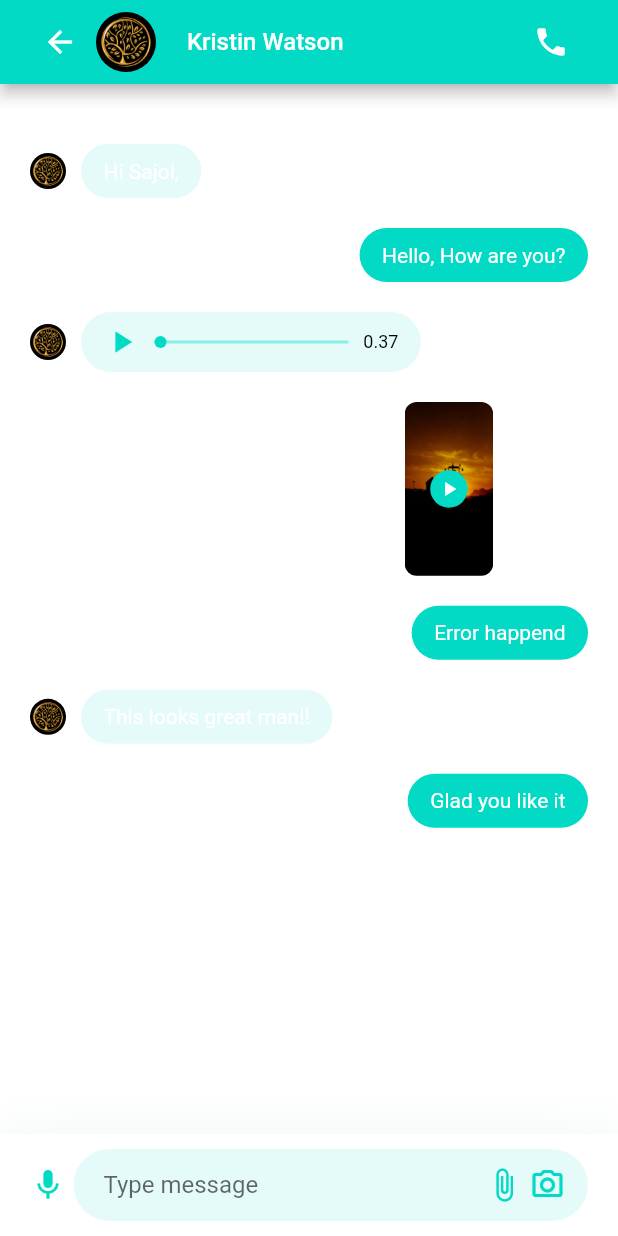
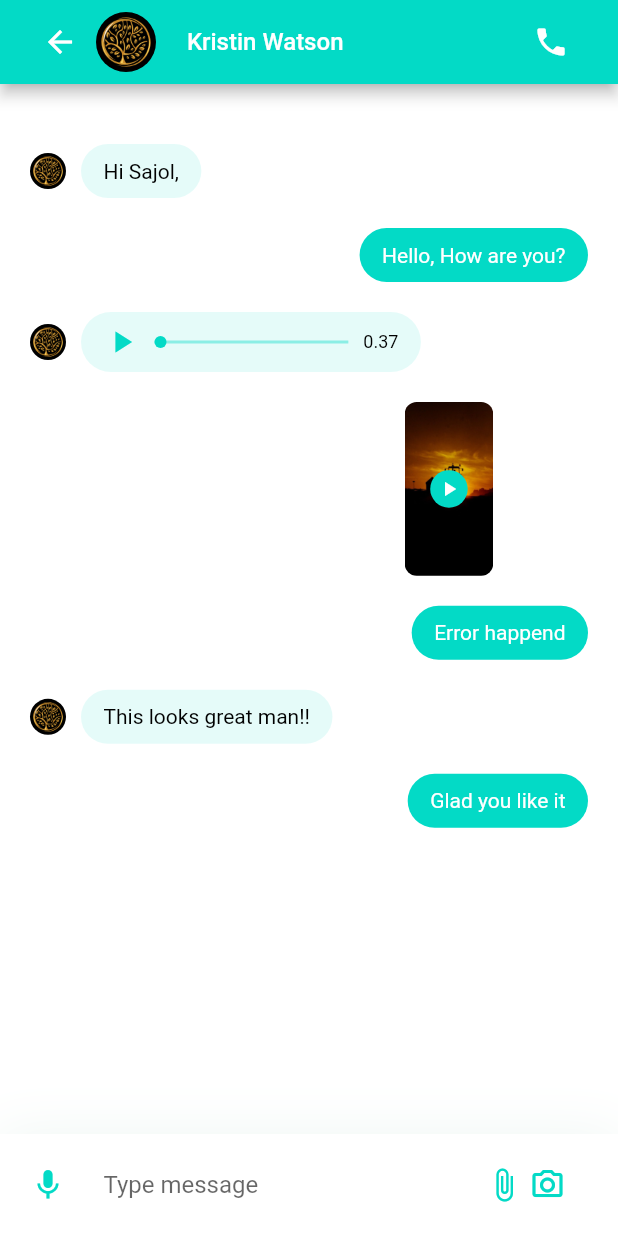
Before and after one commit to ZubairAAC/zamindar-code, a Flutter app: the inChat screen opened directly, on a phone screen of 412 x 824 dp. Run offline on Flutter 3.47's test engine with Material 2 defaults, Android fonts, the phone set to English and light mode, and no system bars; our stand-ins replace assets_audio_player, connectivity_plus, dropdown_search, flutter_svg, flutter_switch, form_field_validator and 7 more; missing offline and left inert: flutter_glow.

Commit message:
with chat ui only

```diff
--- a/zamindar/lib/view/MessageChild/chatInputField.dart
+++ b/zamindar/lib/view/MessageChild/chatInputField.dart
@@ -8,6 +8,8 @@ class ChatInputField extends StatefulWidget {
 }
 
 class _ChatInputFieldState extends State<ChatInputField> {
+  bool isTyping = false;
+  TextEditingController msgController = new TextEditingController();
   @override
   Widget build(BuildContext context) {
     final theme = Theme.of(context);
@@ -39,7 +41,7 @@ class _ChatInputFieldState extends State<ChatInputField> {
                   horizontal: 20 * 0.75,
                 ),
                 decoration: BoxDecoration(
-                  color: theme.accentColor.withOpacity(0.10),
+                  color: theme.backgroundColor,
                   borderRadius: BorderRadius.circular(40),
                 ),
                 child: Row(
@@ -48,12 +50,48 @@ class _ChatInputFieldState extends State<ChatInputField> {
                     Expanded(
                       child: TextField(
                         cursorColor: theme.accentColor,
+                        controller: msgController,
                         decoration: InputDecoration(
                           hintText: "Type message",
                           border: InputBorder.none,
                         ),
+                        onChanged: (values) {
+                          if (values.length > 0) {
+                            setState(() {
+                              isTyping = true;
+                            });
+                          } else {
+                            setState(() {
+                              isTyping = false;
+                            });
+                          }
+                        },
                       ),
                     ),
+                    isTyping
+                        ? Container(
+                            height: 40,
+                            width: 40,
+                            decoration: BoxDecoration(
+                                color: theme.accentColor,
+                                borderRadius: BorderRadius.circular(50)),
+                            child: Center(
+                              child: IconButton(
+                                  onPressed: () {
+                                    msgController.clear();
+                                    setState(() {
+                                      isTyping = false;
+                                    });
+                                  },
+                                  icon: Icon(
+                                    Icons.send,
+                                    size: 20,
+                                    color: theme.cardColor,
+                                  )),
+                            ))
+                        : Container(
+                            child: Row(
+                              children: [
                                 Icon(
                                   Icons.attach_file,
                                   color: theme.accentColor,
@@ -65,6 +103,9 @@ class _ChatInputFieldState extends State<ChatInputField> {
                                 ),
                               ],
                             ),
+                          )
+                  ],
+                ),
               ),
             ),
           ],
--- a/zamindar/lib/view/MessageChild/inchat.dart
+++ b/zamindar/lib/view/MessageChild/inchat.dart
@@ -145,7 +145,7 @@ class TextMessage extends StatelessWidget {
       child: Text(
         message!.text,
         style: TextStyle(
-          color: message!.isSender ? Theme.of(context).cardColor : Colors.white,
+          color: message!.isSender ? Theme.of(context).cardColor : null,
         ),
       ),
     );
```
Lines whose indentation alone changed are shown as unchanged.
